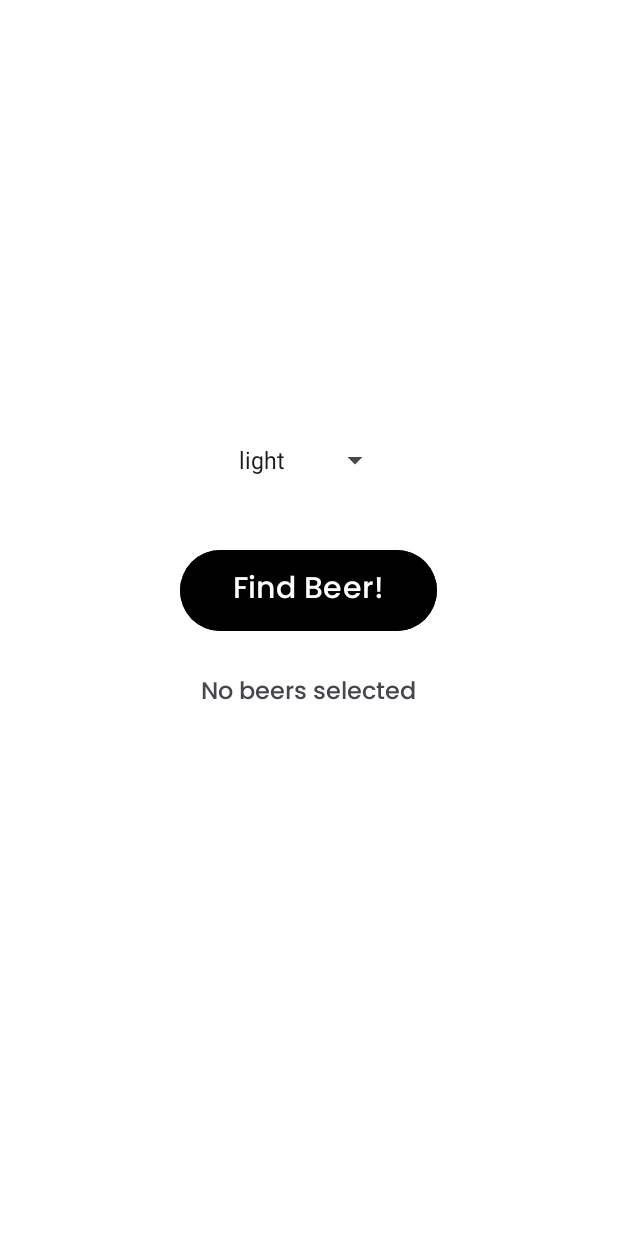
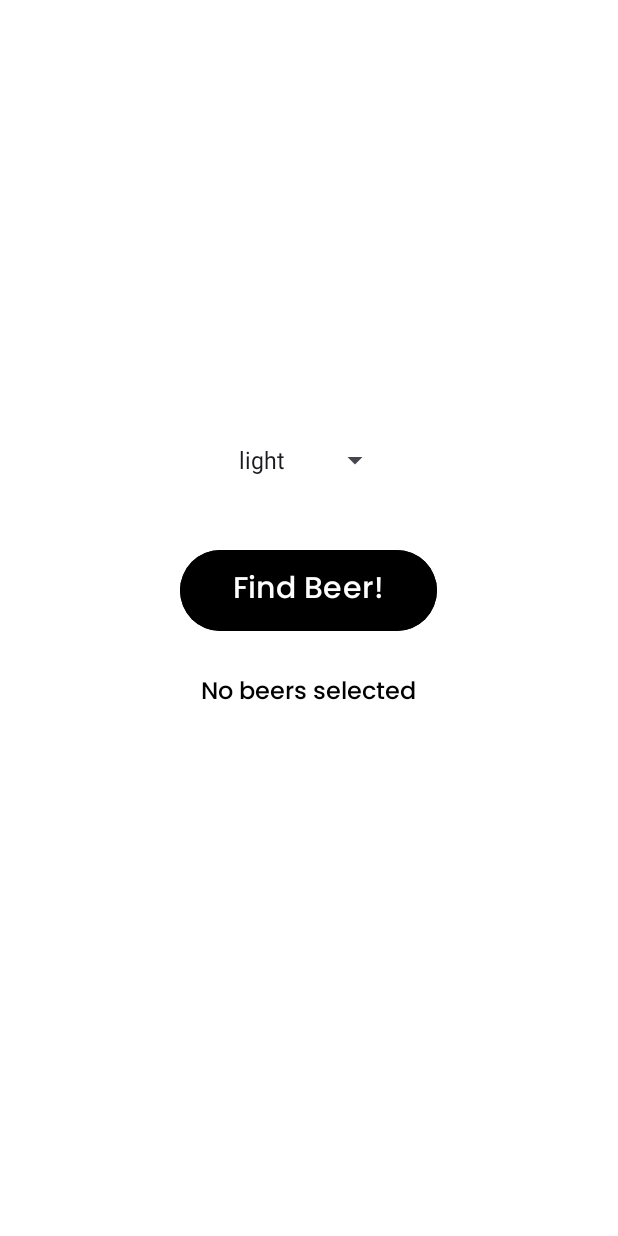
Before and after one commit to The-uncanny-valley/BeerAdviser, an Android app: the screen it shows after launch (MainActivity), on a phone screen of 412 x 824 dp. Run offline under Robolectric (Android 15) with nearby library versions, the phone set to English and light mode, and no system bars.

Commit message:
style: adjust text color

```diff
--- a/app/src/main/res/layout/activity_main.xml
+++ b/app/src/main/res/layout/activity_main.xml
@@ -34,6 +34,7 @@
         android:fontFamily="@font/poppins_medium"
         android:paddingHorizontal="35dp"
         android:paddingVertical="10dp"
+        android:textColor="@color/white"
         android:text="@string/find_beer"
         android:textSize="20sp" />
 
@@ -43,6 +44,7 @@
         android:layout_height="100dp"
         android:layout_gravity="center"
         android:layout_margin="8dp"
+        android:textColor="@color/black"
         android:fontFamily="@font/poppins_medium"
         android:text="@string/brands"
         android:textSize="16sp" />
```
